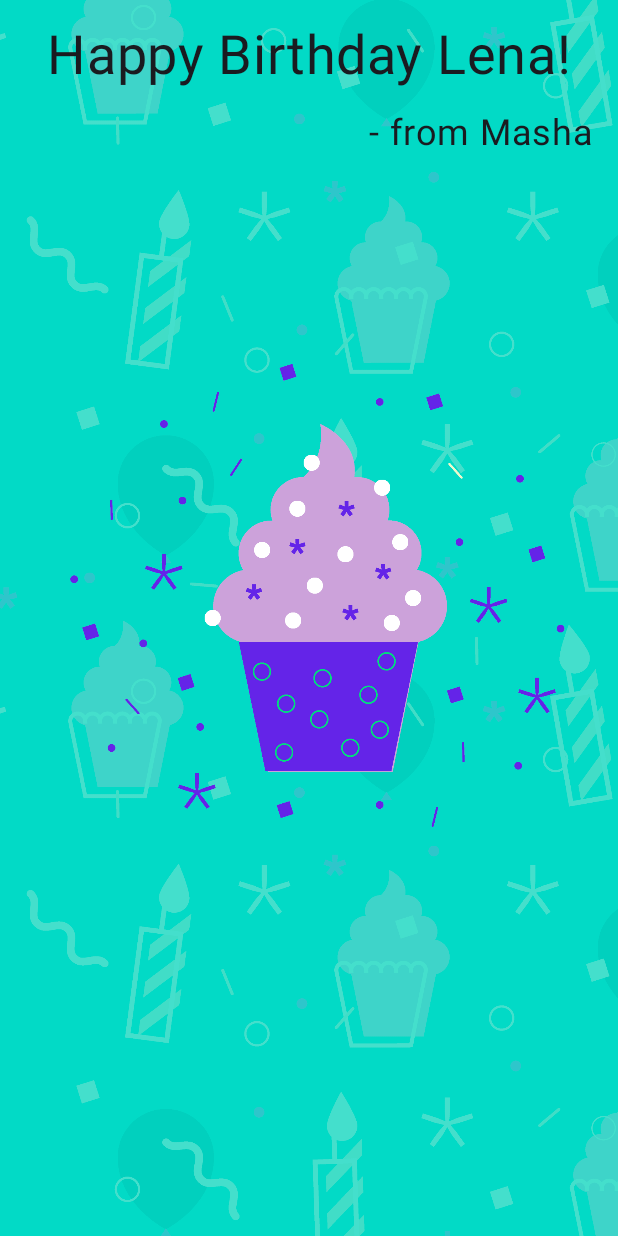
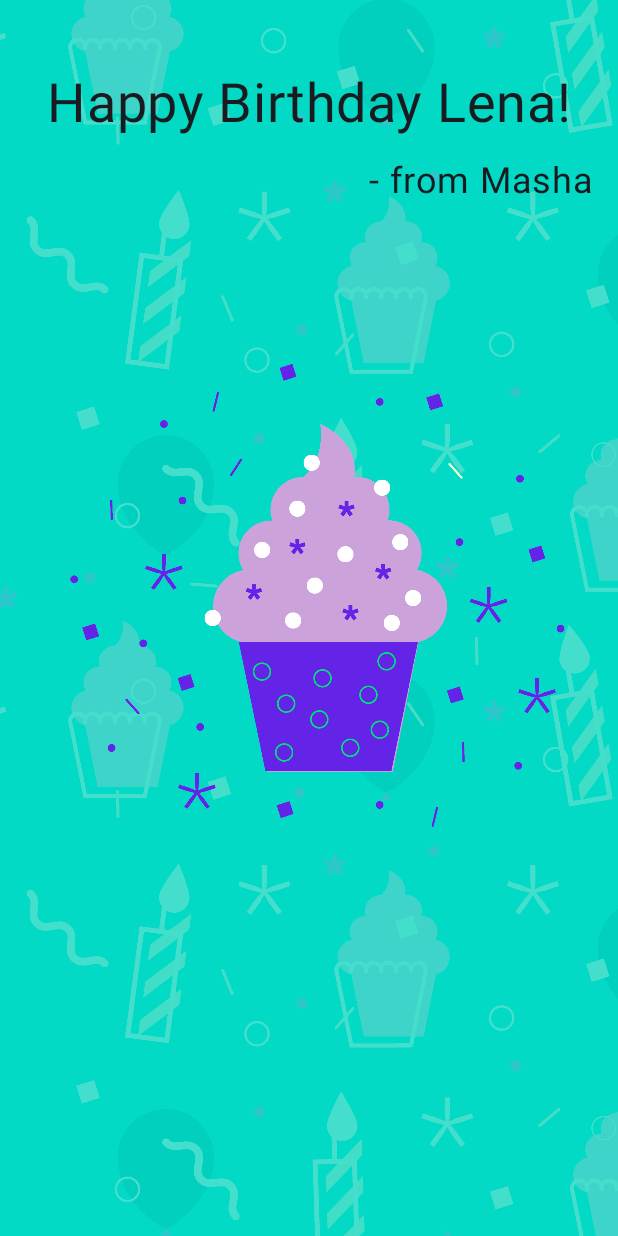
Before and after one commit to maiow/my-compose-projects, an Android app built with Jetpack Compose: the screen it shows after launch (MainActivity), on a phone screen of 412 x 824 dp. Run offline under Robolectric (Android 15) with nearby library versions, the phone set to English and light mode, and no system bars.

Commit message:
no deprecated getWindowInsetsController

```diff
--- a/BirthdayCard/app/src/main/java/com/mivanovskaya/birthdaycard/MainActivity.kt
+++ b/BirthdayCard/app/src/main/java/com/mivanovskaya/birthdaycard/MainActivity.kt
@@ -38,7 +38,9 @@ class MainActivity : ComponentActivity() {
 @Composable
 fun BirthdayGreetingWithText(message: String, from: String) {
     Column(
-        modifier = Modifier.fillMaxSize(),
+        modifier = Modifier
+            .fillMaxSize()
+            .padding(top = 32.dp),
         verticalArrangement = Arrangement.Top,
         horizontalAlignment = Alignment.CenterHorizontally
     ) {
@@ -75,7 +77,9 @@ fun BirthdayGreetingWithImage(message: String, from: String, modifier: Modifier
 @Composable
 fun BirthdayCardPreview() {
     BirthdayCardTheme {
-        BirthdayGreetingWithImage(stringResource(R.string.happy_birthday_text),
-            stringResource(R.string.signature_text))
+        BirthdayGreetingWithImage(
+            stringResource(R.string.happy_birthday_text),
+            stringResource(R.string.signature_text)
+        )
     }
 }
--- a/BirthdayCard/app/src/main/java/com/mivanovskaya/birthdaycard/ui/theme/Theme.kt
+++ b/BirthdayCard/app/src/main/java/com/mivanovskaya/birthdaycard/ui/theme/Theme.kt
@@ -3,17 +3,13 @@ package com.mivanovskaya.birthdaycard.ui.theme
 import android.app.Activity
 import android.os.Build
 import androidx.compose.foundation.isSystemInDarkTheme
-import androidx.compose.material3.MaterialTheme
-import androidx.compose.material3.darkColorScheme
-import androidx.compose.material3.dynamicDarkColorScheme
-import androidx.compose.material3.dynamicLightColorScheme
-import androidx.compose.material3.lightColorScheme
+import androidx.compose.material3.*
 import androidx.compose.runtime.Composable
 import androidx.compose.runtime.SideEffect
 import androidx.compose.ui.graphics.toArgb
 import androidx.compose.ui.platform.LocalContext
 import androidx.compose.ui.platform.LocalView
-import androidx.core.view.ViewCompat
+import androidx.core.view.WindowCompat
 
 private val DarkColorScheme = darkColorScheme(
     primary = Purple80,
@@ -53,10 +49,11 @@ fun BirthdayCardTheme(
         else -> LightColorScheme
     }
     val view = LocalView.current
+    val window = (view.context as Activity).window
     if (!view.isInEditMode) {
         SideEffect {
-            (view.context as Activity).window.statusBarColor = colorScheme.primary.toArgb()
-            ViewCompat.getWindowInsetsController(view)?.isAppearanceLightStatusBars = darkTheme
+            window.statusBarColor = colorScheme.primary.toArgb()
+            WindowCompat.getInsetsController(window, view).isAppearanceLightStatusBars = darkTheme
         }
     }
 
```
